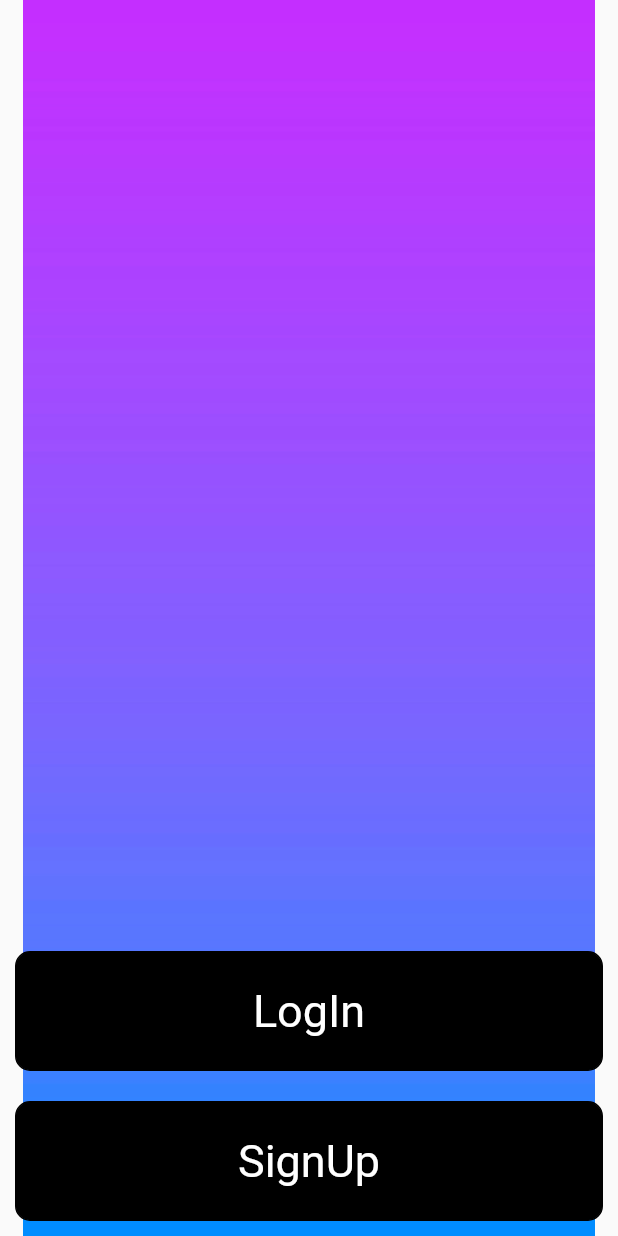
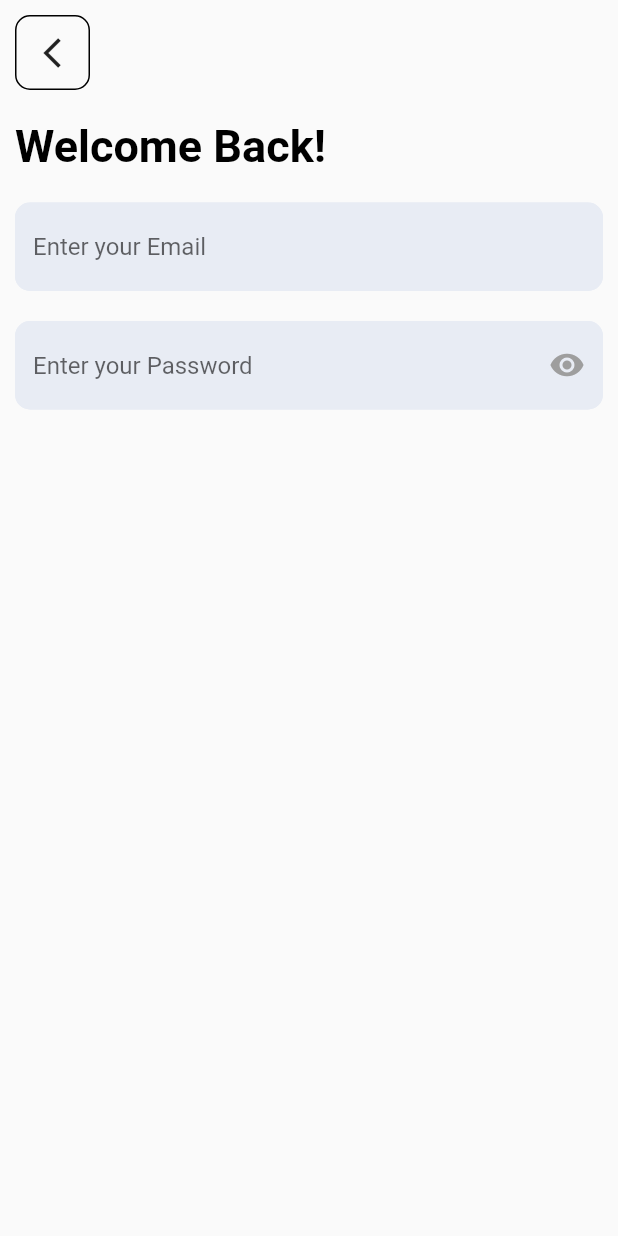
Before and after one commit to Yuvadi29/StartUpProject, a Flutter app: the screen it shows after launch, after a tap on "LogIn", on a phone screen of 412 x 824 dp. Run offline on Flutter 3.47's test engine with Material 2 defaults, Android fonts, the phone set to English and light mode, and no system bars; our stand-ins replace firebase_core; accounts and stored records are empty.

Commit message:
Customized TextField Completed

```diff
--- /dev/null
+++ b/lib/screens/login.dart
@@ -0,0 +1,65 @@
+import 'package:flutter/material.dart';
+import 'package:startup/widgets/custom_textfield.dart';
+
+class Login extends StatefulWidget {
+  const Login({Key? key}) : super(key: key);
+
+  @override
+  State<Login> createState() => _LoginState();
+}
+
+class _LoginState extends State<Login> {
+  TextEditingController emailController = TextEditingController();
+  TextEditingController passwordController = TextEditingController();
+  @override
+  Widget build(BuildContext context) {
+    return SafeArea(
+      child: Scaffold(
+        body: Container(
+          height: MediaQuery.of(context).size.height,
+          width: double.infinity,
+          child: Column(
+            crossAxisAlignment: CrossAxisAlignment.start,
+            children: [
+              Padding(
+                padding: const EdgeInsets.all(10.0),
+                child: Container(
+                  height: 50,
+                  width: 50,
+                  decoration: BoxDecoration(
+                    border: Border.all(width: 1, color: Colors.black),
+                    borderRadius: BorderRadius.circular(10),
+                  ),
+                  child: IconButton(
+                      icon: Icon(Icons.arrow_back_ios_sharp),
+                      onPressed: () {
+                        Navigator.pop(context);
+                      }),
+                ),
+              ),
+              const Padding(
+                padding: EdgeInsets.all(10.0),
+                child: Text(
+                  "Welcome Back!",
+                  style: TextStyle(
+                    color: Colors.black,
+                    fontSize: 30,
+                    fontWeight: FontWeight.bold,
+                  ),
+                ),
+              ),
+              CustomTextField(
+                  myController: emailController,
+                  hintText: "Enter your Email",
+                  isPassword: false),
+              CustomTextField(
+                  myController: passwordController,
+                  hintText: "Enter your Password",
+                  isPassword: true),
+            ],
+          ),
+        ),
+      ),
+    );
+  }
+}
--- a/lib/screens/welcome.dart
+++ b/lib/screens/welcome.dart
@@ -1,5 +1,6 @@
 import 'package:flutter/material.dart';
 import 'package:startup/widgets/custom_buttons.dart';
+import 'login.dart';
 
 class WelcomeScreen extends StatelessWidget {
   const WelcomeScreen({super.key});
@@ -24,17 +25,33 @@
             // )
 
             // Buttons for Login Signup
+            const SizedBox(height: 40),
             CustomButton(
               buttonText: "LogIn",
               buttonColor: Colors.black,
               textColor: Colors.white,
-              onPressed: () {},
+              onPressed: () {
+                Navigator.push(
+                    context, MaterialPageRoute(builder: (_) => const Login()));
+              },
             ),
             CustomButton(
               buttonText: "SignUp",
-              buttonColor: Colors.black,
-              textColor: Colors.white,
+              buttonColor: Colors.white,
+              textColor: Colors.black,
               onPressed: () {},
+            ),
+            const SizedBox(height: 40),
+            Padding(
+              padding: const EdgeInsets.all(10.0),
+              child: Text(
+                "Continue as a Guest",
+                style: TextStyle(
+                  color: Colors.white,
+                  fontSize: 25,
+                  fontWeight: FontWeight.w500,
+                ),
+              ),
             )
           ],
         ),
--- a/lib/widgets/custom_buttons.dart
+++ b/lib/widgets/custom_buttons.dart
@@ -26,7 +26,7 @@
           child: Center(
             child: Text(
               buttonText!,
-              style: TextStyle(color: textColor, fontSize: 30),
+              style: TextStyle(color: textColor, fontSize: 25),
             ),
           ),
         ),
--- /dev/null
+++ b/lib/widgets/custom_textfield.dart
@@ -0,0 +1,46 @@
+import 'package:flutter/material.dart';
+
+class CustomTextField extends StatelessWidget {
+  final TextEditingController myController;
+  final String? hintText;
+  final bool? isPassword;
+  const CustomTextField(
+      {Key? key, required this.myController, this.hintText, this.isPassword})
+      : super(key: key);
+
+  @override
+  Widget build(BuildContext context) {
+    return Padding(
+      padding: const EdgeInsets.all(10.0),
+      child: TextField(
+        keyboardType: isPassword!
+            ? TextInputType.visiblePassword
+            : TextInputType.emailAddress,
+        enableSuggestions: isPassword! ? false : true,
+        autocorrect: isPassword! ? false : true,
+        obscureText: isPassword ?? true,
+        controller: myController,
+        decoration: InputDecoration(
+          suffixIcon: isPassword!
+              ? IconButton(
+                  icon: const Icon(Icons.remove_red_eye, color: Colors.grey),
+                  onPressed: () {},
+                )
+              : null,
+          enabledBorder: OutlineInputBorder(
+              borderSide: const BorderSide(color: Color(0xffE8ECF4), width: 1),
+              borderRadius: BorderRadius.circular(10)),
+          focusedBorder: OutlineInputBorder(
+              borderSide: const BorderSide(color: Color(0xffE8ECF4), width: 1),
+              borderRadius: BorderRadius.circular(10)),
+          fillColor: const Color(0xffE8ECF4),
+          filled: true,
+          hintText: hintText,
+          border: OutlineInputBorder(
+            borderRadius: BorderRadius.circular(10),
+          ),
+        ),
+      ),
+    );
+  }
+}
```
